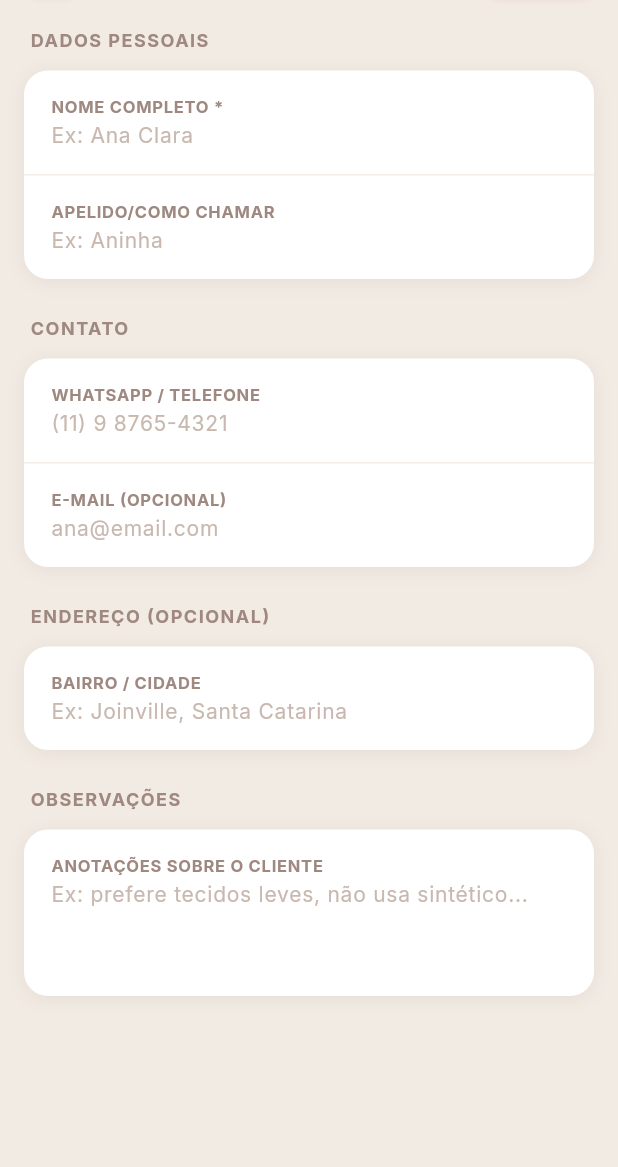
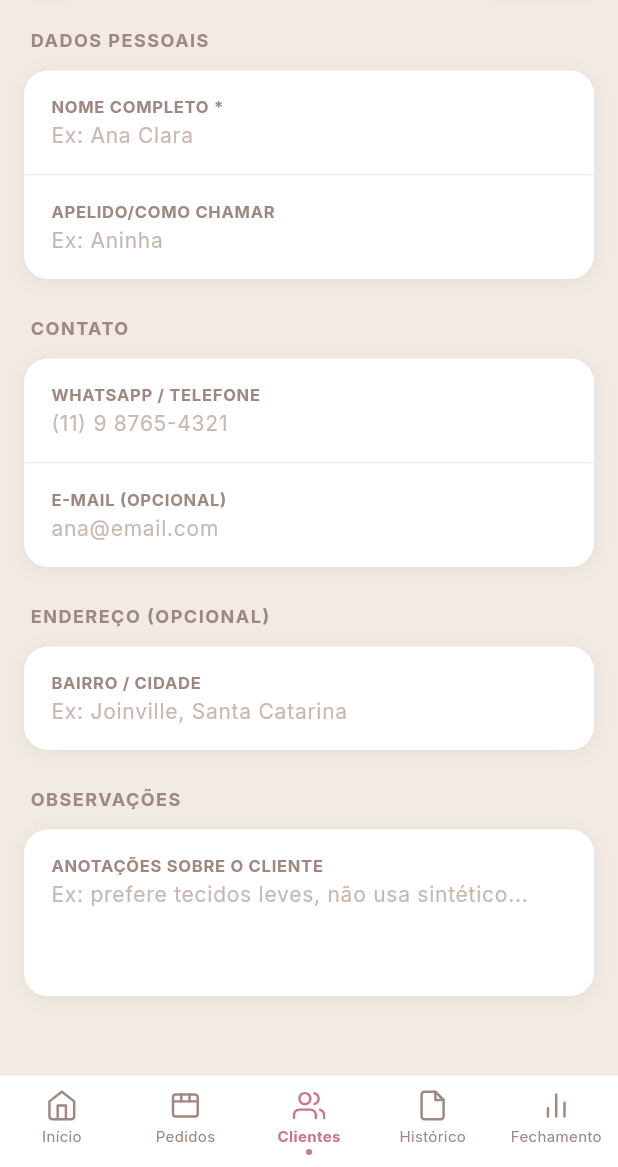
Before and after one commit to diegoruan/PEX-gestao-costura, a Flutter app: the ClienteFormPage screen opened by its route, on a phone screen of 412 x 824 dp, the part 69-1236 px from its top. Run offline on Flutter 3.47's test engine with Material 3 defaults, Android fonts, the light colour scheme and no system bars; our stand-ins replace bloc_concurrency, cloud_firestore, equatable, firebase_auth, firebase_core, flutter_bloc and 4 more; accounts and stored records are empty; generated files the repository leaves out were written again.

Commit message:
feat(core): shell de navegação com barra inferior
StatefulShellRoute.indexedStack com as abas Início, Pedidos, Clientes, Histórico e Fechamento; detalhes e formulários abrem por cima da barra no navigator da sessão. A Home passa a ser /home.

```diff
--- a/lib/core/routes/app_router.dart
+++ b/lib/core/routes/app_router.dart
@@ -19,8 +19,13 @@ import '../../features/pedidos/presentation/pedido_form_page.dart';
 import '../../features/pedidos/presentation/pedidos_page.dart';
 import 'app_routes.dart';
 import 'escopo_sessao.dart';
+import 'navegacao_shell.dart';
 
 GoRouter criarRouter(AuthBloc authBloc) {
+  // Criadas aqui (e não globais) para cada router ter as suas: os testes
+  // montam vários.
+  final sessaoKey = GlobalKey<NavigatorState>(debugLabel: 'sessao');
+
   return GoRouter(
     initialLocation: AppRoutes.splashPath,
     refreshListenable: _BlocRefreshListenable(authBloc.stream),
@@ -48,21 +53,39 @@ GoRouter criarRouter(AuthBloc authBloc) {
             RecuperarSenhaPage(emailInicial: state.extra as String?),
       ),
       // Tudo o que exige login fica dentro deste shell; ver EscopoSessao.
+      // Ele tem navigator próprio ([sessaoKey]): detalhes e formulários abrem
+      // nele, por cima da barra, e continuam enxergando os blocs da sessão.
+      // No navigator raiz eles ficariam acima dos providers.
       ShellRoute(
+        navigatorKey: sessaoKey,
         builder: (context, state, child) => EscopoSessao(child: child),
+        routes: [
+          StatefulShellRoute.indexedStack(
+            builder: (context, state, shell) => NavegacaoShell(shell: shell),
+            // Mesma ordem de AbasNavegacao.
+            branches: [
+              StatefulShellBranch(
                 routes: [
                   GoRoute(
                     name: AppRoutes.home,
                     path: AppRoutes.homePath,
                     builder: (context, state) => const HomePage(),
                   ),
-          _rotasClientes(),
-          _rotasPedidos(),
+                ],
+              ),
+              StatefulShellBranch(routes: [_rotasPedidos(sessaoKey)]),
+              StatefulShellBranch(routes: [_rotasClientes(sessaoKey)]),
+              StatefulShellBranch(
+                routes: [
                   GoRoute(
                     name: AppRoutes.historico,
                     path: AppRoutes.historicoPath,
                     builder: (context, state) => const HistoricoPage(),
                   ),
+                ],
+              ),
+              StatefulShellBranch(
+                routes: [
                   GoRoute(
                     name: AppRoutes.fechamento,
                     path: AppRoutes.fechamentoPath,
@@ -71,11 +94,16 @@ GoRouter criarRouter(AuthBloc authBloc) {
                 ],
               ),
             ],
+          ),
+        ],
+      ),
+    ],
   );
 }
 
-/// /clientes, /clientes/novo, /clientes/:id e /clientes/:id/editar.
-GoRoute _rotasClientes() {
+/// /clientes, /clientes/novo, /clientes/:id e /clientes/:id/editar. Só a
+/// lista fica na aba; o resto abre por cima da barra, como no Figma.
+GoRoute _rotasClientes(GlobalKey<NavigatorState> sessaoKey) {
   return GoRoute(
     name: AppRoutes.clientes,
     path: AppRoutes.clientesPath,
@@ -83,11 +111,13 @@ GoRoute _rotasClientes() {
     routes: [
       // "novo" precisa vir antes de ":id", senão seria lido como um id.
       GoRoute(
+        parentNavigatorKey: sessaoKey,
         name: AppRoutes.clienteNovo,
         path: AppRoutes.clienteNovoPath,
         builder: (context, state) => const ClienteFormPage(),
       ),
       GoRoute(
+        parentNavigatorKey: sessaoKey,
         name: AppRoutes.clienteDetalhe,
         path: AppRoutes.clienteDetalhePath,
         builder: (context, state) => ClienteDetalhePage(
@@ -95,6 +125,7 @@ GoRoute _rotasClientes() {
         ),
         routes: [
           GoRoute(
+            parentNavigatorKey: sessaoKey,
             name: AppRoutes.clienteEditar,
             path: AppRoutes.clienteEditarPath,
             builder: (context, state) => ClienteFormPage(
@@ -107,8 +138,9 @@ GoRoute _rotasClientes() {
   );
 }
 
-/// /pedidos, /pedidos/novo, /pedidos/:id e /pedidos/:id/editar.
-GoRoute _rotasPedidos() {
+/// /pedidos, /pedidos/novo, /pedidos/:id e /pedidos/:id/editar. Só a lista
+/// fica na aba; o resto abre por cima da barra, como no Figma.
+GoRoute _rotasPedidos(GlobalKey<NavigatorState> sessaoKey) {
   return GoRoute(
     name: AppRoutes.pedidos,
     path: AppRoutes.pedidosPath,
@@ -116,11 +148,13 @@ GoRoute _rotasPedidos() {
     routes: [
       // "novo" precisa vir antes de ":id", senão seria lido como um id.
       GoRoute(
+        parentNavigatorKey: sessaoKey,
         name: AppRoutes.pedidoNovo,
         path: AppRoutes.pedidoNovoPath,
         builder: (context, state) => const PedidoFormPage(),
       ),
       GoRoute(
+        parentNavigatorKey: sessaoKey,
         name: AppRoutes.pedidoDetalhe,
         path: AppRoutes.pedidoDetalhePath,
         builder: (context, state) => PedidoDetalhePage(
@@ -128,6 +162,7 @@ GoRoute _rotasPedidos() {
         ),
         routes: [
           GoRoute(
+            parentNavigatorKey: sessaoKey,
             name: AppRoutes.pedidoEditar,
             path: AppRoutes.pedidoEditarPath,
             builder: (context, state) => PedidoFormPage(
@@ -151,7 +186,7 @@ String? _redirecionar(AuthState auth, GoRouterState state) {
     // Não redireciona durante uma requisição para a tela não trocar no meio.
     AuthCarregando() => null,
     AuthAutenticado() =>
-      (naSplash || emRotaPublica) ? AppRoutes.homePath : null,
+      (naSplash || emRotaPublica || local == '/') ? AppRoutes.homePath : null,
     AuthNaoAutenticado() ||
     AuthErro() ||
     AuthRecuperacaoEnviada() => emRotaPublica ? null : AppRoutes.loginPath,
--- a/lib/core/routes/app_routes.dart
+++ b/lib/core/routes/app_routes.dart
@@ -24,7 +24,7 @@ abstract final class AppRoutes {
   static const loginPath = '/login';
   static const cadastroPath = '/cadastro';
   static const recuperarSenhaPath = '/recuperar-senha';
-  static const homePath = '/';
+  static const homePath = '/home';
 
   /// /clientes, /clientes/novo, /clientes/:id e /clientes/:id/editar.
   /// Os caminhos filhos são relativos ao pai no go_router.
--- /dev/null
+++ b/lib/core/routes/navegacao_shell.dart
@@ -0,0 +1,55 @@
+import 'package:flutter/material.dart';
+import 'package:go_router/go_router.dart';
+
+import '../../shared/widgets/barra_navegacao.dart';
+import '../theme/app_assets.dart';
+
+/// Ordem igual à dos branches do StatefulShellRoute em app_router.dart.
+abstract final class AbasNavegacao {
+  static const inicio = 0;
+  static const pedidos = 1;
+  static const clientes = 2;
+  static const historico = 3;
+  static const fechamento = 4;
+
+  static const itens = [
+    ItemNavegacao(icone: AppAssets.iconeCasa, rotulo: 'Início'),
+    ItemNavegacao(icone: AppAssets.iconeCalendario, rotulo: 'Pedidos'),
+    ItemNavegacao(icone: AppAssets.iconePessoas, rotulo: 'Clientes'),
+    ItemNavegacao(icone: AppAssets.iconeDocumento, rotulo: 'Histórico'),
+    ItemNavegacao(icone: AppAssets.iconeGrafico, rotulo: 'Fechamento'),
+  ];
+}
+
+/// Telas principais com a barra inferior. Cada aba tem a sua pilha
+/// (indexedStack), então trocar de aba não perde rolagem nem filtros.
+class NavegacaoShell extends StatelessWidget {
+  const NavegacaoShell({super.key, required this.shell});
+
+  final StatefulNavigationShell shell;
+
+  @override
+  Widget build(BuildContext context) {
+    final naInicio = shell.currentIndex == AbasNavegacao.inicio;
+
+    // Voltar do Android: fora da Home, volta para a Home; na Home, sai do app.
+    return PopScope(
+      canPop: naInicio,
+      onPopInvokedWithResult: (didPop, _) {
+        if (!didPop) shell.goBranch(AbasNavegacao.inicio);
+      },
+      child: Scaffold(
+        body: shell,
+        bottomNavigationBar: BarraNavegacao(
+          itens: AbasNavegacao.itens,
+          indiceAtual: shell.currentIndex,
+          // Tocar na aba que já está ativa volta para a raiz dela.
+          onSelecionar: (indice) => shell.goBranch(
+            indice,
+            initialLocation: indice == shell.currentIndex,
+          ),
+        ),
+      ),
+    );
+  }
+}
--- a/lib/core/theme/app_assets.dart
+++ b/lib/core/theme/app_assets.dart
@@ -26,4 +26,8 @@ abstract final class AppAssets {
   static const iconeSalvar = 'assets/images/icone_salvar.svg';
   static const iconePacote = 'assets/images/icone_pacote.svg';
   static const iconeClientes = 'assets/images/icone_clientes.svg';
+  static const iconeCasa = 'assets/images/icone_casa.svg';
+  static const iconePessoas = 'assets/images/icone_pessoas.svg';
+  static const iconeDocumento = 'assets/images/icone_documento.svg';
+  static const iconeGrafico = 'assets/images/icone_grafico.svg';
 }
--- a/lib/core/theme/app_dimens.dart
+++ b/lib/core/theme/app_dimens.dart
@@ -58,6 +58,11 @@ abstract final class AppSizes {
   static const botaoAcao = 48.0;
   static const bordaTracejada = 2.0;
   static const tracoBorda = 5.0;
+
+  static const iconeNavegacao = 22.0;
+
+  /// Pontinho embaixo do item ativo da barra de navegação.
+  static const pontoNavegacao = 4.0;
 
   /// Quanto o conteúdo do detalhe sobe por cima da foto.
   static const sobreposicaoFoto = 20.0;
--- a/lib/core/theme/app_text_styles.dart
+++ b/lib/core/theme/app_text_styles.dart
@@ -387,6 +387,21 @@ abstract final class AppTextStyles {
     color: AppColors.textoValor,
   );
 
+  /// Rótulos da barra de navegação inferior.
+  static const rotuloNavegacao = TextStyle(
+    fontFamily: fontFamily,
+    fontSize: 10,
+    fontWeight: FontWeight.w400,
+    color: AppColors.textoSecundario,
+  );
+
+  static const rotuloNavegacaoAtivo = TextStyle(
+    fontFamily: fontFamily,
+    fontSize: 10,
+    fontWeight: FontWeight.w700,
+    color: AppColors.primaria,
+  );
+
   static const snackbar = TextStyle(
     fontFamily: fontFamily,
     fontSize: 14,
--- /dev/null
+++ b/lib/shared/widgets/barra_navegacao.dart
@@ -0,0 +1,108 @@
+import 'package:flutter/material.dart';
+
+import '../../core/theme/app_colors.dart';
+import '../../core/theme/app_dimens.dart';
+import '../../core/theme/app_text_styles.dart';
+import 'icone_svg.dart';
+
+class ItemNavegacao {
+  const ItemNavegacao({required this.icone, required this.rotulo});
+
+  /// Constante de `AppAssets`.
+  final String icone;
+  final String rotulo;
+}
+
+/// Barra inferior do Figma: ícone e rótulo, com o item ativo em rosa e um
+/// pontinho embaixo. Própria porque o NavigationBar do Material 3 usa uma
+/// pílula atrás do ícone, que o design não tem.
+class BarraNavegacao extends StatelessWidget {
+  const BarraNavegacao({
+    super.key,
+    required this.itens,
+    required this.indiceAtual,
+    required this.onSelecionar,
+  });
+
+  final List<ItemNavegacao> itens;
+  final int indiceAtual;
+  final ValueChanged<int> onSelecionar;
+
+  @override
+  Widget build(BuildContext context) {
+    return DecoratedBox(
+      decoration: const BoxDecoration(
+        color: AppColors.superficie,
+        border: Border(top: BorderSide(color: AppColors.borda)),
+      ),
+      child: SafeArea(
+        top: false,
+        child: Padding(
+          padding: const EdgeInsets.only(
+            top: AppSpacing.smd,
+            bottom: AppSpacing.sm,
+          ),
+          child: Row(
+            children: [
+              for (final (i, item) in itens.indexed)
+                Expanded(
+                  child: _Item(
+                    item: item,
+                    ativo: i == indiceAtual,
+                    onTap: () => onSelecionar(i),
+                  ),
+                ),
+            ],
+          ),
+        ),
+      ),
+    );
+  }
+}
+
+class _Item extends StatelessWidget {
+  const _Item({required this.item, required this.ativo, required this.onTap});
+
+  final ItemNavegacao item;
+  final bool ativo;
+  final VoidCallback onTap;
+
+  @override
+  Widget build(BuildContext context) {
+    return Semantics(
+      button: true,
+      selected: ativo,
+      child: InkResponse(
+        onTap: onTap,
+        radius: AppSizes.botaoAcao,
+        child: Column(
+          mainAxisSize: MainAxisSize.min,
+          spacing: AppSpacing.xxs,
+          children: [
+            IconeSvg(
+              item.icone,
+              tamanho: AppSizes.iconeNavegacao,
+              cor: ativo ? AppColors.primaria : AppColors.textoSecundario,
+            ),
+            Text(
+              item.rotulo,
+              style: ativo
+                  ? AppTextStyles.rotuloNavegacaoAtivo
+                  : AppTextStyles.rotuloNavegacao,
+            ),
+            // Espaço reservado mesmo sem o ponto, para os rótulos não pularem
+            // ao trocar de aba.
+            Container(
+              width: AppSizes.pontoNavegacao,
+              height: AppSizes.pontoNavegacao,
+              decoration: BoxDecoration(
+                color: ativo ? AppColors.primaria : AppColors.transparente,
+                shape: BoxShape.circle,
+              ),
+            ),
+          ],
+        ),
+      ),
+    );
+  }
+}
```
Also changed, not shown: assets/images/icone_casa.svg (added), assets/images/icone_documento.svg (added), assets/images/icone_grafico.svg (added), assets/images/icone_pessoas.svg (added). Lines whose indentation alone changed are shown as unchanged.
